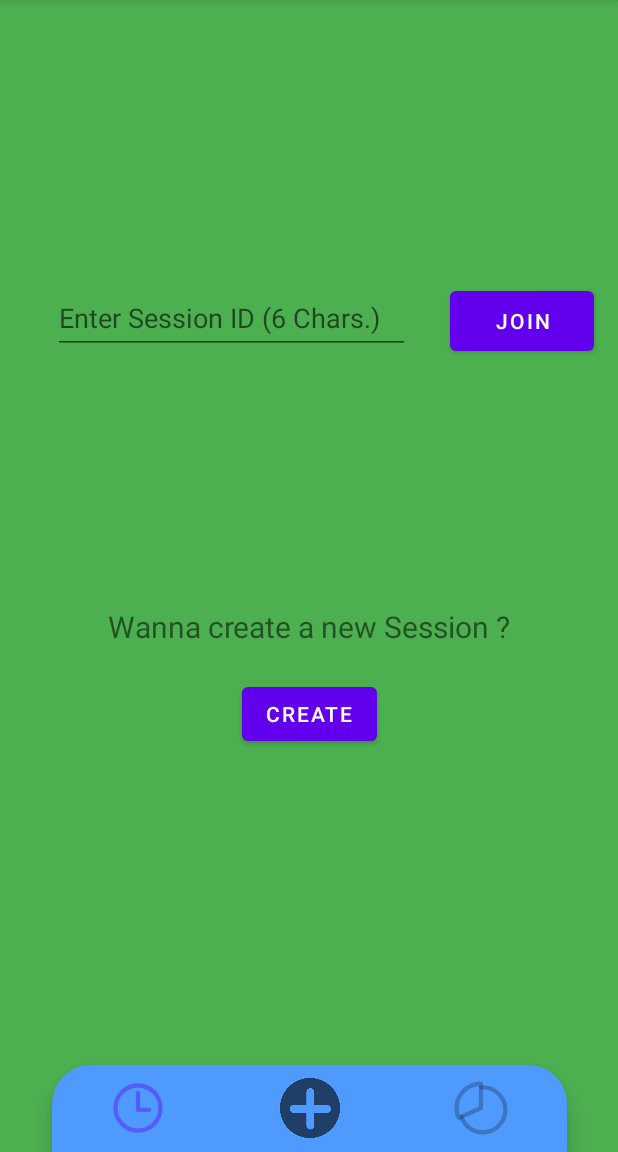
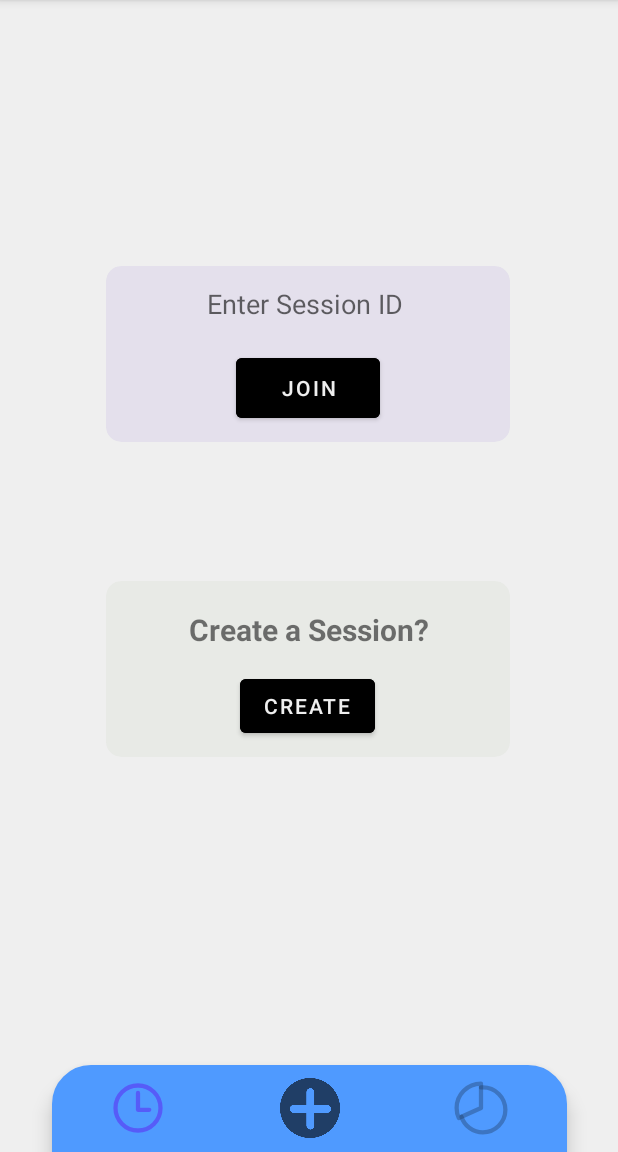
Before and after one commit to vansh482/Padh.Le, an Android app: the screen it shows after launch once a user with an empty profile is signed in (MainActivity), after a tap on "JOIN", on a phone screen of 412 x 824 dp, the part 84-1236 px from its top. Run offline under Robolectric (Android 15) with nearby library versions, the phone set to English and light mode, and no system bars; our stand-ins replace Firebase (no records; nobody signed in at launch, a user with empty details on screens opened directly), Volley; libraries missing offline, so code that uses them is left out: com.firebase.ui, it.xabaras.android; network calls fail.

Commit message:
styled fragment_begin

```diff
--- a/app/build.gradle
+++ b/app/build.gradle
@@ -29,7 +29,7 @@ android {
 }
 
 dependencies {
-
+    implementation 'com.google.android.material:material:1.2.1'
     implementation 'androidx.appcompat:appcompat:1.5.1'
     implementation 'com.google.android.material:material:1.7.0'
     implementation 'androidx.constraintlayout:constraintlayout:2.1.4'
--- a/app/src/main/res/layout/fragment_begin.xml
+++ b/app/src/main/res/layout/fragment_begin.xml
@@ -4,58 +4,94 @@
     xmlns:tools="http://schemas.android.com/tools"
     android:layout_width="match_parent"
     android:layout_height="match_parent"
-    android:background="#4CAF50"
+    android:background="#efefef"
     tools:context=".FragmentBegin">
 
     <!-- TODO: Update blank fragment layout -->
 
-    <Button
-        android:id="@+id/join_button"
-        android:layout_width="96dp"
-        android:layout_height="52dp"
-        android:text="Join"
+
+    <androidx.cardview.widget.CardView
+        android:id="@+id/cardView1"
+        android:layout_width="300dp"
+        android:layout_height="160dp"
+        android:layout_margin="10dp"
+        app:cardBackgroundColor="#104800b6"
+        app:cardCornerRadius="10dp"
+        app:cardElevation="0dp"
+        app:cardMaxElevation="12dp"
+        app:cardPreventCornerOverlap="true"
+        app:cardUseCompatPadding="true"
         app:layout_constraintBottom_toBottomOf="parent"
         app:layout_constraintEnd_toEndOf="parent"
-        app:layout_constraintHorizontal_bias="0.949"
+        app:layout_constraintHorizontal_bias="0.495"
         app:layout_constraintStart_toStartOf="parent"
         app:layout_constraintTop_toTopOf="parent"
-        app:layout_constraintVertical_bias="0.263" />
+        app:layout_constraintVertical_bias="0.248">
 
-    <Button
-        android:id="@+id/create_button"
-        android:layout_width="wrap_content"
-        android:layout_height="wrap_content"
-        android:text="Create"
+        <Button
+            android:id="@+id/join_button"
+            android:layout_width="96dp"
+            android:layout_height="52dp"
+            android:layout_gravity="bottom|center_horizontal"
+            android:layout_marginBottom="10dp"
+            android:text="Join"
+            android:backgroundTint="@color/black"
+            android:textColor="#efefef" />
+
+        <EditText
+            android:id="@+id/entered_id"
+            android:layout_width="match_parent"
+            android:layout_height="50dp"
+            android:layout_marginHorizontal="20dp"
+            android:background="@null"
+            android:ems="10"
+            android:gravity="center"
+            android:hint="Enter Session ID "
+            android:inputType="textPersonName" />
+    </androidx.cardview.widget.CardView>
+
+    <androidx.cardview.widget.CardView
+        android:id="@+id/cardView"
+        android:layout_width="300dp"
+        android:layout_height="160dp"
+        android:layout_margin="10dp"
+        android:layout_marginBottom="10dp"
+        app:cardBackgroundColor="#1fB6C1A5"
+        app:cardCornerRadius="10dp"
+        app:cardElevation="0dp"
+        app:cardMaxElevation="12dp"
+        app:cardPreventCornerOverlap="true"
+        app:cardUseCompatPadding="true"
         app:layout_constraintBottom_toBottomOf="parent"
         app:layout_constraintEnd_toEndOf="parent"
+        app:layout_constraintHorizontal_bias="0.495"
         app:layout_constraintStart_toStartOf="parent"
         app:layout_constraintTop_toTopOf="parent"
-        app:layout_constraintVertical_bias="0.628" />
+        app:layout_constraintVertical_bias="0.605">
 
-    <EditText
-        android:id="@+id/entered_id"
-        android:layout_width="238dp"
-        android:layout_height="47dp"
-        android:ems="10"
-        android:hint="Enter Session ID (6 Chars.)"
-        android:inputType="textPersonName"
-        app:layout_constraintBottom_toBottomOf="parent"
-        app:layout_constraintEnd_toStartOf="@+id/join_button"
-        app:layout_constraintHorizontal_bias="0.573"
-        app:layout_constraintStart_toStartOf="parent"
-        app:layout_constraintTop_toTopOf="parent"
-        app:layout_constraintVertical_bias="0.262" />
+        <TextView
+            android:id="@+id/textView3"
+            android:layout_width="200dp"
+            android:layout_height="40dp"
+            android:layout_gravity="center"
+            android:layout_marginTop="20dp"
+            android:layout_marginBottom="40dp"
+            android:text="Create a Session?"
+            android:textAlignment="center"
+            android:textSize="20sp"
+            android:textStyle="bold"
+            app:layout_constraintBottom_toTopOf="@+id/create_button" />
 
-    <TextView
-        android:id="@+id/textView3"
-        android:layout_width="wrap_content"
-        android:layout_height="wrap_content"
-        android:text="Wanna create a new Session ?"
-        android:textSize="20sp"
-        app:layout_constraintBottom_toTopOf="@+id/create_button"
-        app:layout_constraintEnd_toEndOf="parent"
-        app:layout_constraintStart_toStartOf="parent"
-        app:layout_constraintTop_toTopOf="parent"
-        app:layout_constraintVertical_bias="0.952" />
+        <Button
+            android:id="@+id/create_button"
+            android:layout_width="wrap_content"
+            android:layout_height="wrap_content"
+            android:layout_gravity="bottom|center_horizontal"
+            android:layout_marginBottom="10dp"
+            android:backgroundTint="@color/black"
+            android:textColor="#efefef"
+            android:text="Create" />
+    </androidx.cardview.widget.CardView>
+
 
 </androidx.constraintlayout.widget.ConstraintLayout>
```
